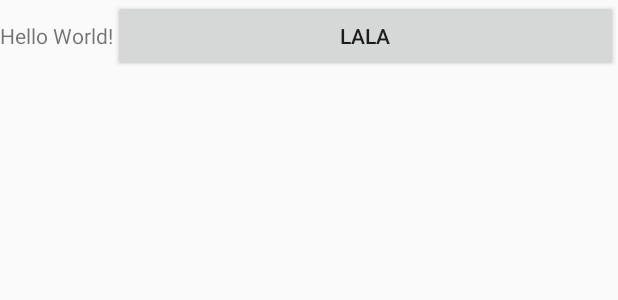
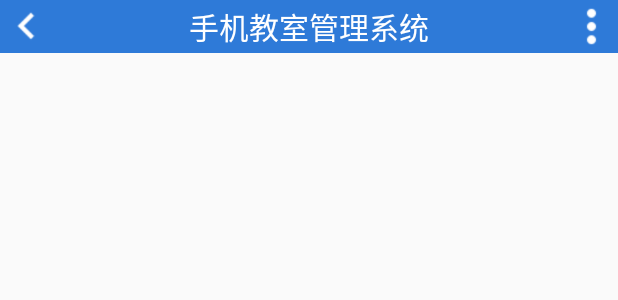
Before and after one commit to CheeseInTrap/CRMApp, an Android app: the layout activity_main.xml on its own in the app's theme, with its tools: preview values and no code run, on a phone screen of 412 x 824 dp. Shown: the top 300 px of the screen. Run offline under Robolectric (Android 15) with nearby library versions, the phone set to English and light mode, and no system bars.

Commit message:
新建ActionBarView,作为整个app的actionbar

```diff
--- a/app/src/main/java/com/fragment/MyInfoFragment.java
+++ b/app/src/main/java/com/fragment/MyInfoFragment.java
@@ -1,9 +1,11 @@
 package com.fragment;
+
+import android.support.v4.app.Fragment;
 
 /**
  * Created by zjr on 2017/10/31.
  * "我的"对应的fragmen
  */
 
-public class MyInfoFragment {
+public class MyInfoFragment extends Fragment{
 }
--- /dev/null
+++ b/app/src/main/java/com/view/ActionBarView.java
@@ -0,0 +1,51 @@
+package com.view;
+
+import android.content.Context;
+import android.support.annotation.Nullable;
+import android.util.AttributeSet;
+import android.view.View;
+import android.widget.ImageButton;
+import android.widget.LinearLayout;
+import android.widget.TextView;
+
+import com.example.user.crmapp.R;
+
+/**
+ * Created by zjr on 2017/11/6.
+ * 自定义的view,作为整个app的actionbar
+ */
+
+public class ActionBarView extends LinearLayout {
+
+
+    private ImageButton back;
+    private ImageButton more;
+    private TextView title;
+
+    public ActionBarView(Context context) {
+        super(context);
+    }
+
+    public ActionBarView(Context context, @Nullable AttributeSet attrs) {
+        super(context, attrs);
+
+        View view = View.inflate(context, R.layout.layout_action_bar,null);
+        back = view.findViewById(R.id.back);
+        more = view.findViewById(R.id.more);
+        title = view.findViewById(R.id.title);
+
+        addView(view);
+    }
+
+    public void setOnBackClick(OnClickListener listener){
+        back.setOnClickListener(listener);
+    }
+
+    public void setOnMoreClick(OnClickListener listener){
+        more.setOnClickListener(listener);
+    }
+
+    public void setTitle(String s){
+        title.setText(s);
+    }
+}
--- a/app/src/main/res/layout/activity_main.xml
+++ b/app/src/main/res/layout/activity_main.xml
@@ -4,21 +4,18 @@
     xmlns:tools="http://schemas.android.com/tools"
     android:layout_width="match_parent"
     android:layout_height="match_parent"
+    android:orientation="vertical"
     tools:context="com.activity.MainActivity">
 
-    <TextView
-        android:layout_width="wrap_content"
-        android:layout_height="wrap_content"
-        android:text="Hello World!"
-        app:layout_constraintBottom_toBottomOf="parent"
-        app:layout_constraintLeft_toLeftOf="parent"
-        app:layout_constraintRight_toRightOf="parent"
-        app:layout_constraintTop_toTopOf="parent" />
+    <com.view.ActionBarView
+        android:layout_width="match_parent"
+        android:layout_height="@dimen/actionbar_height">
+    </com.view.ActionBarView>
 
-    <Button
-        android:text="lala"
-        android:id="@+id/button"
-        android:layout_width="match_parent"
-        android:layout_height="wrap_content" />
+
+
+
+
+
 
 </LinearLayout>
--- /dev/null
+++ b/app/src/main/res/layout/layout_action_bar.xml
@@ -0,0 +1,29 @@
+<?xml version="1.0" encoding="utf-8"?>
+<RelativeLayout xmlns:android="http://schemas.android.com/apk/res/android"
+    android:background="@color/style_color"
+    android:layout_width="match_parent"
+    android:layout_height="wrap_content">
+
+    <ImageButton
+        android:id="@+id/back"
+        android:layout_width="@dimen/actionbar_icon_size"
+        android:layout_height="@dimen/actionbar_icon_size"
+        android:background="@drawable/ic_back"
+        android:layout_centerVertical="true"/>
+    <TextView
+        android:id="@+id/title"
+        android:textColor="@color/white"
+        android:text="手机教室管理系统"
+        android:textSize="@dimen/actionbar_text_size"
+        android:layout_centerInParent="true"
+        android:layout_width="wrap_content"
+        android:layout_height="wrap_content" />
+    <ImageButton
+        android:id="@+id/more"
+        android:layout_width="@dimen/actionbar_icon_size"
+        android:layout_height="@dimen/actionbar_icon_size"
+        android:background="@drawable/ic_more"
+        android:layout_alignParentRight="true"
+        android:layout_marginRight="@dimen/group_padding"
+        android:layout_centerVertical="true"/>
+</RelativeLayout>
--- a/app/src/main/res/values/colors.xml
+++ b/app/src/main/res/values/colors.xml
@@ -3,4 +3,11 @@
     <color name="colorPrimary">#3F51B5</color>
     <color name="colorPrimaryDark">#303F9F</color>
     <color name="colorAccent">#FF4081</color>
+
+    <color name="style_color">#2E7AD8</color>
+
+
+
+    <!--一些标准色-->
+    <color name="white">#ffffff</color>
 </resources>
--- /dev/null
+++ b/app/src/main/res/values/dimens.xml
@@ -0,0 +1,12 @@
+<?xml version="1.0" encoding="utf-8"?>
+<resources>
+
+    <dimen name="actionbar_text_size">20dp</dimen>
+    <dimen name="actionbar_icon_size">35dp</dimen>
+    <dimen name="actionbar_height">48dp</dimen>
+
+    <dimen name="group_padding">10dp</dimen>
+
+
+
+</resources>
```
Also changed, not shown: app/src/main/res/drawable/ic_back.png (added), app/src/main/res/drawable/ic_more.png (added).
